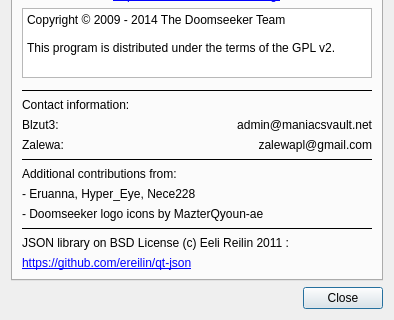
Qt form src/core/gui/aboutdialog.ui (Destroyerrrocket/doomseeker-unofficial) before a commit; both pictures show x 0 to 394 and y 160 to 480 of the 394 by 480 pixel window.
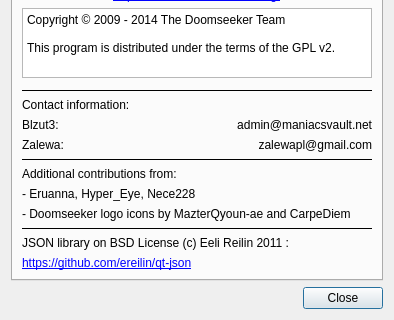
The same form after that commit.

Commit message: - Also added CarpeDiem to the credits for new Doomseeker icons.

Patch:
```diff
--- a/src/core/gui/aboutdialog.ui
+++ b/src/core/gui/aboutdialog.ui
@@ -285,7 +285,7 @@
        <item>
         <widget class="QLabel" name="label_14">
          <property name="text">
-          <string>- Doomseeker logo icons by MazterQyoun-ae</string>
+          <string>- Doomseeker logo icons by MazterQyoun-ae and CarpeDiem</string>
          </property>
          <property name="textInteractionFlags">
           <set>Qt::LinksAccessibleByMouse|Qt::TextSelectableByMouse</set>
```
